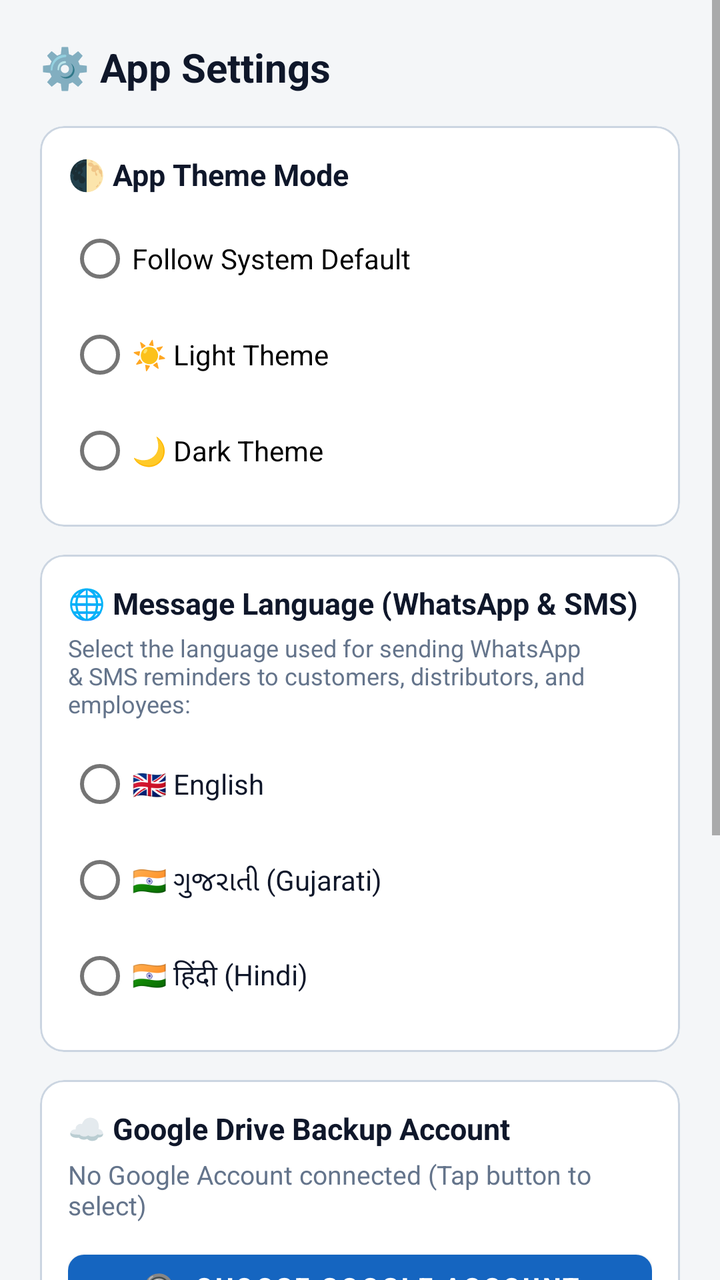
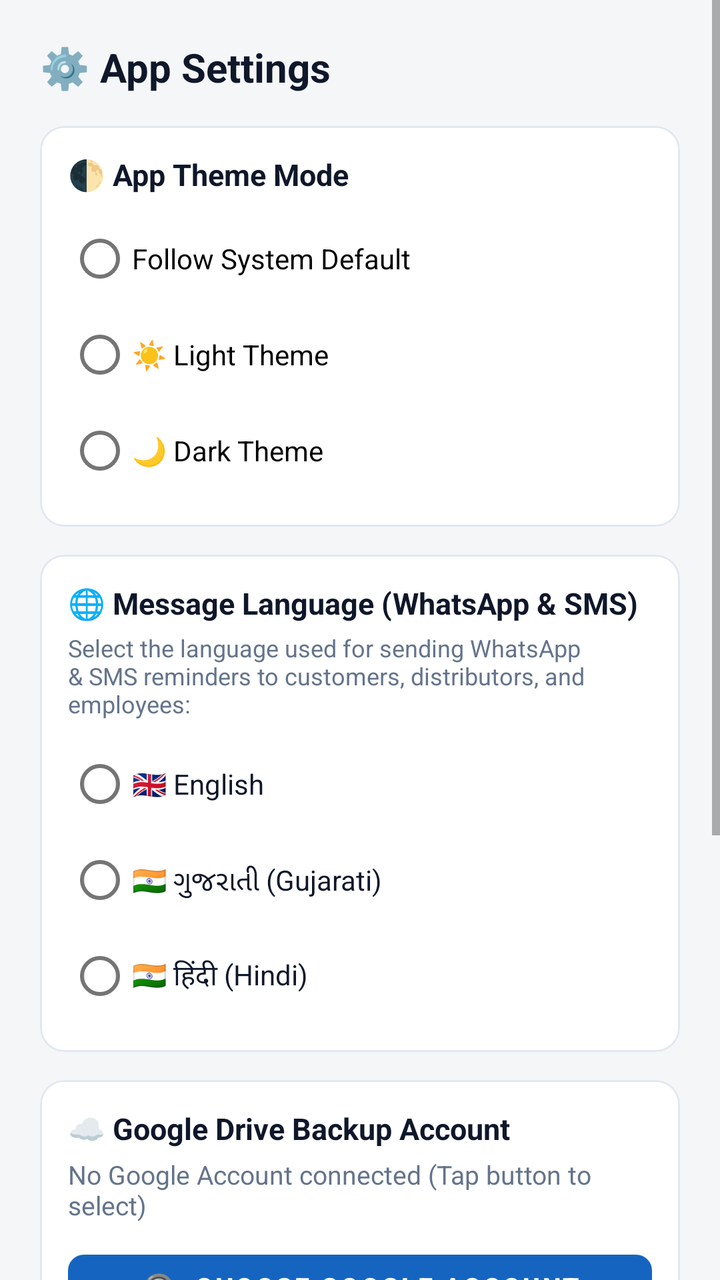

Two renders of the same Android screen: before a commit and after it. Below are the layout's source before the change and the commit's diff.
<!-- AndroidManifest.xml: application theme Theme.Dukaan -->
<!-- res/layout/dialog_settings.xml -->
<?xml version="1.0" encoding="utf-8"?>
<ScrollView xmlns:android="http://schemas.android.com/apk/res/android"
    xmlns:app="http://schemas.android.com/apk/res-auto"
    android:layout_width="match_parent"
    android:layout_height="wrap_content">

    <LinearLayout
        android:layout_width="match_parent"
        android:layout_height="wrap_content"
        android:orientation="vertical"
        android:padding="20dp">

        <TextView
            android:layout_width="match_parent"
            android:layout_height="wrap_content"
            android:text="⚙️ App Settings"
            android:textColor="@color/text_primary"
            android:textSize="20sp"
            android:textStyle="bold" />

        
        <com.google.android.material.card.MaterialCardView
            android:layout_width="match_parent"
            android:layout_height="wrap_content"
            android:layout_marginTop="16dp"
            app:cardCornerRadius="12dp"
            app:cardElevation="0dp"
            app:strokeColor="#CBD5E1"
            app:strokeWidth="1dp">

            <LinearLayout
                android:layout_width="match_parent"
                android:layout_height="wrap_content"
                android:orientation="vertical"
                android:padding="14dp">

                <TextView
                    android:layout_width="wrap_content"
                    android:layout_height="wrap_content"
                    android:text="🌓 App Theme Mode"
                    android:textColor="@color/text_primary"
                    android:textSize="15sp"
                    android:textStyle="bold" />

                <RadioGroup
                    android:id="@+id/rgThemeMode"
                    android:layout_width="match_parent"
                    android:layout_height="wrap_content"
                    android:layout_marginTop="8dp">

                    <RadioButton
                        android:id="@+id/rbThemeSystem"
                        android:layout_width="match_parent"
                        android:layout_height="wrap_content"
                        android:text="Follow System Default"
                        android:textSize="14sp" />

                    <RadioButton
                        android:id="@+id/rbThemeLight"
                        android:layout_width="match_parent"
                        android:layout_height="wrap_content"
                        android:text="☀️ Light Theme"
                        android:textSize="14sp" />

                    <RadioButton
                        android:id="@+id/rbThemeDark"
                        android:layout_width="match_parent"
                        android:layout_height="wrap_content"
                        android:text="🌙 Dark Theme"
                        android:textSize="14sp" />
                </RadioGroup>
            </LinearLayout>
        </com.google.android.material.card.MaterialCardView>

        
        <com.google.android.material.card.MaterialCardView
            android:layout_width="match_parent"
            android:layout_height="wrap_content"
            android:layout_marginTop="14dp"
            app:cardCornerRadius="12dp"
            app:cardElevation="0dp"
            app:strokeColor="#CBD5E1"
            app:strokeWidth="1dp">

            <LinearLayout
                android:layout_width="match_parent"
                android:layout_height="wrap_content"
                android:orientation="vertical"
                android:padding="14dp">

                <TextView
                    android:layout_width="wrap_content"
                    android:layout_height="wrap_content"
                    android:text="🌐 Message Language (WhatsApp &amp; SMS)"
                    android:textColor="@color/text_primary"
                    android:textSize="15sp"
                    android:textStyle="bold" />

                <TextView
                    android:layout_width="match_parent"
                    android:layout_height="wrap_content"
                    android:layout_marginTop="4dp"
                    android:text="Select the language used for sending WhatsApp &amp; SMS reminders to customers, distributors, and employees:"
                    android:textColor="@color/text_secondary"
                    android:textSize="12sp" />

                <RadioGroup
                    android:id="@+id/rgMessageLanguage"
                    android:layout_width="match_parent"
                    android:layout_height="wrap_content"
                    android:layout_marginTop="8dp">

                    <RadioButton
                        android:id="@+id/rbMsgLangEn"
                        android:layout_width="match_parent"
                        android:layout_height="wrap_content"
                        android:text="🇬🇧 English"
                        android:textColor="@color/text_primary"
                        android:textSize="14sp" />

                    <RadioButton
                        android:id="@+id/rbMsgLangGu"
                        android:layout_width="match_parent"
                        android:layout_height="wrap_content"
                        android:text="🇮🇳 ગુજરાતી (Gujarati)"
                        android:textColor="@color/text_primary"
                        android:textSize="14sp" />

                    <RadioButton
                        android:id="@+id/rbMsgLangHi"
                        android:layout_width="match_parent"
                        android:layout_height="wrap_content"
                        android:text="🇮🇳 हिंदी (Hindi)"
                        android:textColor="@color/text_primary"
                        android:textSize="14sp" />
                </RadioGroup>
            </LinearLayout>
        </com.google.android.material.card.MaterialCardView>

        
        <com.google.android.material.card.MaterialCardView
            android:layout_width="match_parent"
            android:layout_height="wrap_content"
            android:layout_marginTop="14dp"
            app:cardCornerRadius="12dp"
            app:cardElevation="0dp"
            app:strokeColor="#CBD5E1"
            app:strokeWidth="1dp">

            <LinearLayout
                android:layout_width="match_parent"
                android:layout_height="wrap_content"
                android:orientation="vertical"
                android:padding="14dp">

                <TextView
                    android:layout_width="wrap_content"
                    android:layout_height="wrap_content"
                    android:text="☁️ Google Drive Backup Account"
                    android:textColor="@color/text_primary"
                    android:textSize="15sp"
                    android:textStyle="bold" />

                <TextView
                    android:id="@+id/tvSettingsDriveStatus"
                    android:layout_width="match_parent"
                    android:layout_height="wrap_content"
                    android:layout_marginTop="4dp"
                    android:text="No Google Account connected (Tap button to select)"
                    android:textColor="@color/text_secondary"
                    android:textSize="13sp" />

                <com.google.android.material.button.MaterialButton
                    android:id="@+id/btnSettingsSelectAccount"
                    android:layout_width="match_parent"
                    android:layout_height="44dp"
                    android:layout_marginTop="10dp"
                    android:text="🔘  CHOOSE GOOGLE ACCOUNT"
                    android:textSize="13sp"
                    android:textStyle="bold"
                    app:cornerRadius="8dp" />

                <TextView
                    android:layout_width="match_parent"
                    android:layout_height="wrap_content"
                    android:layout_marginTop="8dp"
                    android:text="All tasks, customer debts, and voice notes will be tied to this Google Account so your data remains safe when updating or reinstalling."
                    android:textColor="@color/text_secondary"
                    android:textSize="11sp" />
            </LinearLayout>
        </com.google.android.material.card.MaterialCardView>

        
        <com.google.android.material.card.MaterialCardView
            android:layout_width="match_parent"
            android:layout_height="wrap_content"
            android:layout_marginTop="14dp"
            app:cardCornerRadius="12dp"
            app:cardElevation="0dp"
            app:strokeColor="#CBD5E1"
            app:strokeWidth="1dp">

            <LinearLayout
                android:layout_width="match_parent"
                android:layout_height="wrap_content"
                android:orientation="vertical"
                android:padding="14dp">

                <TextView
                    android:layout_width="wrap_content"
                    android:layout_height="wrap_content"
                    android:text="⏰ Periodic Reminders"
                    android:textColor="@color/text_primary"
                    android:textSize="15sp"
                    android:textStyle="bold" />

                <TextView
                    android:layout_width="match_parent"
                    android:layout_height="wrap_content"
                    android:layout_marginTop="4dp"
                    android:text="Active schedule: Every 2 hours (8:00 AM, 10:00 AM, 12:00 PM, 2:00 PM, 4:00 PM, 6:00 PM, 8:00 PM, 10:00 PM)."
                    android:textColor="#16A34A"
                    android:textSize="13sp"
                    android:textStyle="bold" />

                <com.google.android.material.button.MaterialButton
                    android:id="@+id/btnTestNotification"
                    style="@style/Widget.MaterialComponents.Button.OutlinedButton"
                    android:layout_width="match_parent"
                    android:layout_height="44dp"
                    android:layout_marginTop="8dp"
                    android:text="🔔 TEST REMINDER NOW"
                    android:textColor="@color/primary"
                    android:textSize="12sp"
                    app:strokeColor="@color/primary" />
            </LinearLayout>
        </com.google.android.material.card.MaterialCardView>

        
        <com.google.android.material.button.MaterialButton
            android:id="@+id/btnSaveSettings"
            android:layout_width="match_parent"
            android:layout_height="48dp"
            android:layout_marginTop="18dp"
            android:backgroundTint="@color/primary"
            android:text="SAVE SETTINGS"
            android:textColor="@android:color/white"
            android:textSize="14sp"
            android:textStyle="bold"
            app:cornerRadius="10dp" />

    </LinearLayout>
</ScrollView>
<!-- resources referenced by this layout -->
<resources>
  <color name="primary">#1565C0</color>
  <color name="text_primary">#0F172A</color>
  <color name="text_secondary">#64748B</color>
  <style name="Theme.Dukaan" parent="Theme.MaterialComponents.DayNight.NoActionBar">
          <item name="colorPrimary">@color/primary</item>
          <item name="colorPrimaryVariant">@color/primary_dark</item>
          <item name="colorOnPrimary">@android:color/white</item>
          <item name="colorSecondary">@color/accent</item>
          <item name="android:statusBarColor">@color/primary_dark</item>
          <item name="android:windowBackground">@color/bg</item>
      </style>
  <color name="primary_dark">#0D47A1</color>
  <color name="accent">#00897B</color>
  <color name="bg">#F4F6F8</color>
</resources>

<!-- the commit's change to res/layout/dialog_settings.xml (unified diff, before → after) -->
@@ -25,7 +25,7 @@
             android:layout_marginTop="16dp"
             app:cardCornerRadius="12dp"
             app:cardElevation="0dp"
-            app:strokeColor="#CBD5E1"
+            app:strokeColor="@color/divider_color"
             app:strokeWidth="1dp">
 
             <LinearLayout
@@ -79,7 +79,7 @@
             android:layout_marginTop="14dp"
             app:cardCornerRadius="12dp"
             app:cardElevation="0dp"
-            app:strokeColor="#CBD5E1"
+            app:strokeColor="@color/divider_color"
             app:strokeWidth="1dp">
 
             <LinearLayout
@@ -144,7 +144,7 @@
             android:layout_marginTop="14dp"
             app:cardCornerRadius="12dp"
             app:cardElevation="0dp"
-            app:strokeColor="#CBD5E1"
+            app:strokeColor="@color/divider_color"
             app:strokeWidth="1dp">
 
             <LinearLayout
@@ -197,7 +197,7 @@
             android:layout_marginTop="14dp"
             app:cardCornerRadius="12dp"
             app:cardElevation="0dp"
-            app:strokeColor="#CBD5E1"
+            app:strokeColor="@color/divider_color"
             app:strokeWidth="1dp">
 
             <LinearLayout
<!-- resource entries referenced after the edit -->
@@ -1,5 +1,6 @@
 <!-- resources referenced by this layout -->
 <resources>
+  <color name="divider_color">#E2E8F0</color>
   <color name="primary">#1565C0</color>
   <color name="text_primary">#0F172A</color>
   <color name="text_secondary">#64748B</color>
